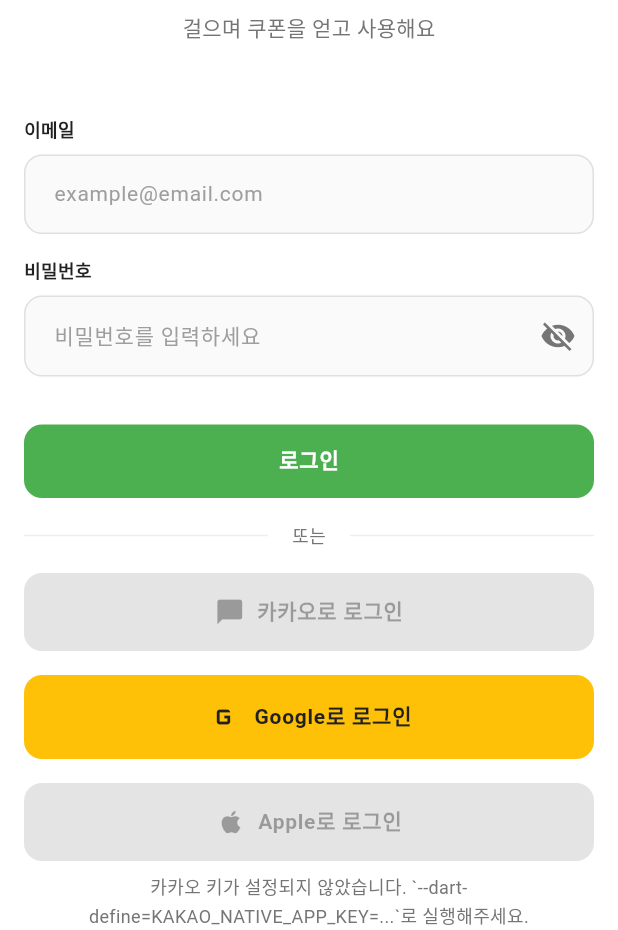
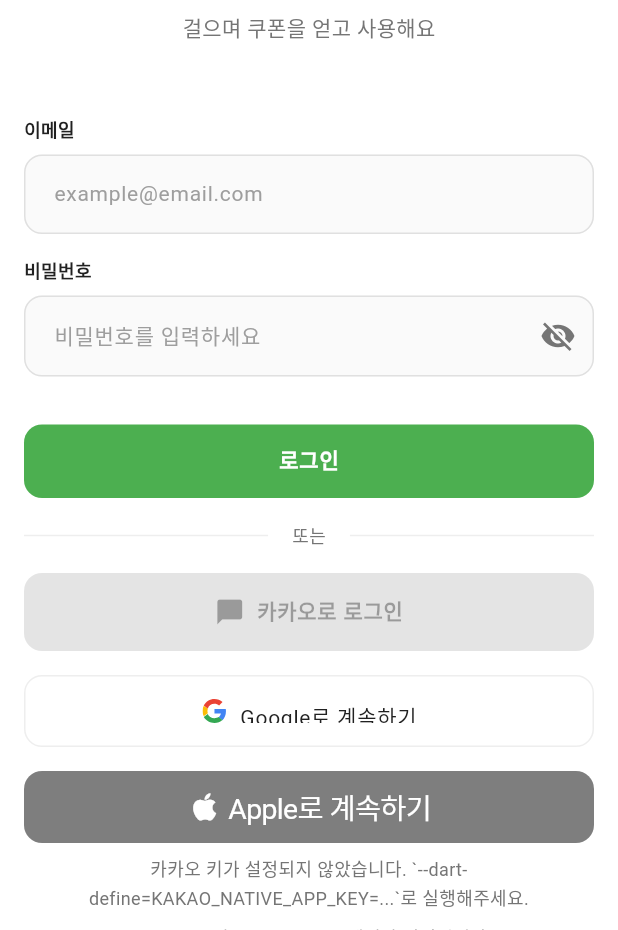
Before and after one commit to mikoesnim0/namgusarang, a Flutter app: the screen it shows after launch, on a phone screen of 412 x 824 dp, the part 306-1236 px from its top. Run offline on Flutter 3.47's test engine with Material 3 defaults, Android fonts, the phone set to English and light mode, and no system bars; drawn by our look-alikes of sign_in_with_apple; our stand-ins replace cloud_firestore, cloud_functions, firebase_auth, firebase_core, flutter_riverpod, flutter_svg and 4 more; missing offline and left inert: kakao_flutter_sdk_user; accounts and stored records are empty.

Commit message:
feat(auth-ui): use branded Google/Apple sign-in buttons
- LoginScreen: Google outlined button w/ SVG logo asset

- LoginScreen: Apple uses SignInWithAppleButton (black)

- Add flutter_svg + google_g.svg asset

```diff
--- a/lib/screens/auth/login_screen.dart
+++ b/lib/screens/auth/login_screen.dart
@@ -2,7 +2,9 @@
 import 'package:flutter/material.dart';
 import 'package:flutter/services.dart';
 import 'package:flutter_riverpod/flutter_riverpod.dart';
+import 'package:flutter_svg/flutter_svg.dart';
 import 'package:go_router/go_router.dart';
+import 'package:sign_in_with_apple/sign_in_with_apple.dart';
 
 import '../../features/auth/auth_controller.dart';
 import '../../theme/app_colors.dart';
@@ -254,25 +256,60 @@
                 const SizedBox(height: AppSpacing.paddingMD),
 
                 // Google 로그인
-                AppButton(
-                  text: 'Google로 로그인',
-                  onPressed: isGoogleSupported ? _handleGoogleLogin : null,
-                  variant: ButtonVariant.secondary,
-                  isLoading: isLoading,
-                  isFullWidth: true,
-                  icon: const Icon(Icons.g_mobiledata, size: 24),
+                SizedBox(
+                  height: 48,
+                  width: double.infinity,
+                  child: OutlinedButton(
+                    onPressed:
+                        (isGoogleSupported && !isLoading)
+                            ? () {
+                                _handleGoogleLogin();
+                              }
+                            : null,
+                    style: OutlinedButton.styleFrom(
+                      backgroundColor: Colors.white,
+                      foregroundColor: AppColors.textPrimary,
+                      side: const BorderSide(color: AppColors.gray200),
+                      shape: RoundedRectangleBorder(
+                        borderRadius: BorderRadius.circular(AppSpacing.radiusMD),
+                      ),
+                    ),
+                    child: Row(
+                      mainAxisAlignment: MainAxisAlignment.center,
+                      children: [
+                        SvgPicture.asset(
+                          'assets/icons/google_g.svg',
+                          width: 18,
+                          height: 18,
+                        ),
+                        const SizedBox(width: AppSpacing.paddingSM),
+                        Text(
+                          'Google로 계속하기',
+                          style: AppTypography.bodyMedium,
+                        ),
+                      ],
+                    ),
+                  ),
                 ),
 
                 const SizedBox(height: AppSpacing.paddingMD),
 
                 // Apple 로그인
-                AppButton(
-                  text: 'Apple로 로그인',
-                  onPressed: isAppleSupported ? _handleAppleLogin : null,
-                  variant: ButtonVariant.secondary,
-                  isLoading: isLoading,
-                  isFullWidth: true,
-                  icon: const Icon(Icons.apple, size: 20),
+                SizedBox(
+                  height: 48,
+                  width: double.infinity,
+                  child: Opacity(
+                    opacity: (isAppleSupported && !isLoading) ? 1 : 0.5,
+                    child: SignInWithAppleButton(
+                      onPressed: () {
+                        if (!isAppleSupported || isLoading) return;
+                        _handleAppleLogin();
+                      },
+                      style: SignInWithAppleButtonStyle.black,
+                      borderRadius: BorderRadius.circular(AppSpacing.radiusMD),
+                      text: 'Apple로 계속하기',
+                    ),
+                  ),
                 ),
                 if (!isKakaoSupported) ...[
                   const SizedBox(height: AppSpacing.paddingSM),
--- a/pubspec.yaml
+++ b/pubspec.yaml
@@ -54,6 +54,7 @@
   google_sign_in: ^6.2.2
   sign_in_with_apple: ^6.1.4
   crypto: ^3.0.6
+  flutter_svg: ^2.2.0
 
   # Utils
   intl: ^0.19.0
@@ -84,7 +85,8 @@
   uses-material-design: true
 
   # To add assets to your application, add an assets section, like this:
-  # assets:
+  assets:
+    - assets/icons/google_g.svg
   #   - images/a_dot_burr.jpeg
   #   - images/a_dot_ham.jpeg
 
```
Also changed, not shown: assets/icons/google_g.svg (added), firebase.json, lib/features/auth/auth_providers.dart (line endings or trailing spaces), lib/firebase_options.dart, pubspec.lock, 6 other files.
